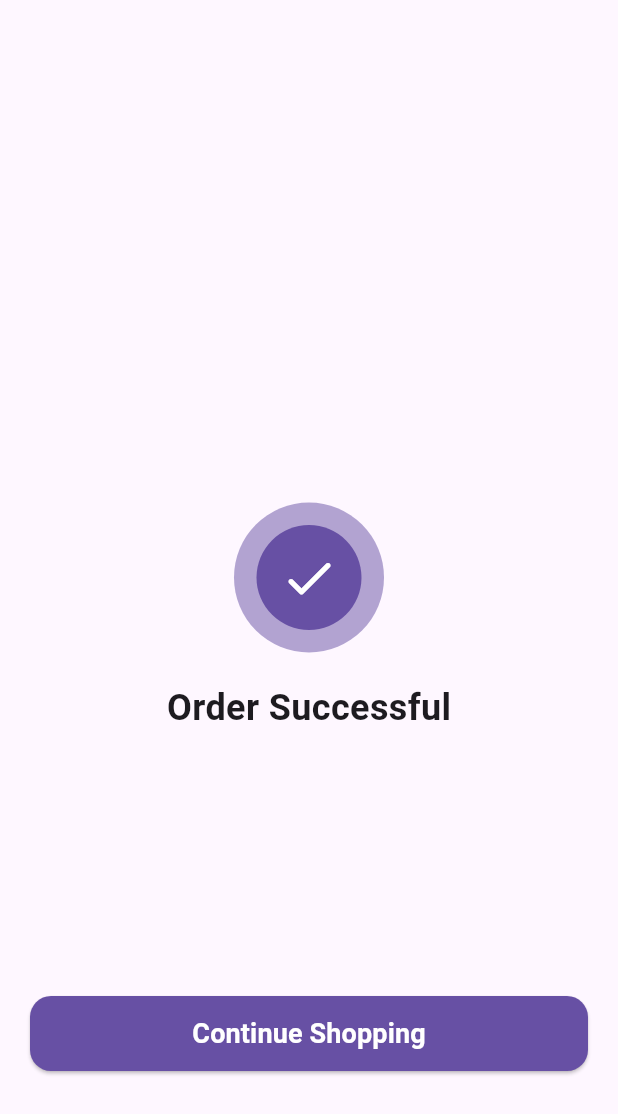
After one commit to dainavipurav/010_flutter_amazon_clone_app, a Flutter app: the OrderSuccess screen opened directly, on a phone screen of 412 x 824 dp. The commit adds this screen. Shown: the top 1114 px of the screen. Run offline on Flutter 3.47's test engine with Material 3 defaults, Android fonts, the light colour scheme and no system bars; our stand-ins replace cloud_firestore, firebase_auth, firebase_core, firebase_storage, flutter_svg, get and 1 more; accounts and stored records are empty.

Commit message:
feat : (Confirmation order) 1. Commons added 2. string added 3. class added for static data storage 4. models added 5. code modified for static details 6. Order confirmation screen and controllers added 7. Order success screen added

```diff
--- a/lib/core/string_constants.dart
+++ b/lib/core/string_constants.dart
@@ -15,6 +15,7 @@ const String favoriteListDocumentKey = 'favorite_list';
 const String cartProductsCollectionKey = 'cart_products';
 const String cartListDocumentKey = 'cart_list';
 const String userAddressCollectionKey = 'address';
+const String ordersCollectionKey = 'orders';
 
 const String signUpSuccesMsg =
     'Successfully created account. A verification email has been sent to registered email. $verifyEmailMsg';
@@ -106,3 +107,10 @@ const String createPassword = 'Create Password';
 const String passwordMatchValidation = 'Password doesn\'t match.';
 const String confirmPassword = 'Confirm Password';
 const String alreadyHaveAccount = 'Already have an account? ';
+const String orderConfirmation = 'Order Confirmation';
+const String proceedToBuy = 'Proceed to Buy';
+const String shippingDetails = 'Shipping Details';
+const String total = 'Total';
+const String confirmOrder = 'Confirm Order';
+const String edit = 'Edit';
+const String continueShopping = 'Continue Shopping';
--- /dev/null
+++ b/lib/models/order.dart
@@ -0,0 +1,32 @@
+import 'package:amazon/core/enums.dart';
+import 'package:json_annotation/json_annotation.dart';
+
+import 'ordered_product.dart';
+
+part 'order.g.dart';
+
+@JsonSerializable(explicitToJson: true)
+class Order {
+  List<OrderedProduct>? products;
+
+  @JsonKey(name: 'address_id')
+  String? addressId;
+
+  @JsonKey(name: 'payment_type')
+  PaymentType? paymentType;
+
+  @JsonKey(name: 'order_amount')
+  String? orderAmount;
+
+  Order({
+    this.products,
+    this.addressId,
+    this.paymentType,
+    this.orderAmount,
+  });
+
+  factory Order.fromJson(Map<String, dynamic> json) => _$OrderFromJson(json);
+
+  /// Connect the generated [_$OrdersToJson] function to the `toJson` method.
+  Map<String, dynamic> toJson() => _$OrderToJson(this);
+}
--- /dev/null
+++ b/lib/models/ordered_product.dart
@@ -0,0 +1,21 @@
+import 'package:amazon/models/product.dart';
+import 'package:json_annotation/json_annotation.dart';
+part 'ordered_product.g.dart';
+
+@JsonSerializable(explicitToJson: true)
+class OrderedProduct {
+  Product? product;
+
+  int? quantity;
+
+  OrderedProduct({
+    this.product,
+    this.quantity,
+  });
+
+  factory OrderedProduct.fromJson(Map<String, dynamic> json) =>
+      _$OrderedProductFromJson(json);
+
+  /// Connect the generated [_$OrderedProductsToJson] function to the `toJson` method.
+  Map<String, dynamic> toJson() => _$OrderedProductToJson(this);
+}
--- /dev/null
+++ b/lib/screens/order_success/order_success.dart
@@ -0,0 +1,90 @@
+import 'package:flutter/material.dart';
+import 'package:get/get.dart';
+
+import '../../core/utils.dart';
+import '../dashboard/dashboard.dart';
+import '../dashboard/dashboard_controller.dart';
+
+class OrderSuccess extends StatelessWidget {
+  const OrderSuccess({super.key});
+
+  @override
+  Widget build(BuildContext context) {
+    return PopScope(
+      canPop: false,
+      child: Scaffold(
+        body: Padding(
+          padding: const EdgeInsets.symmetric(horizontal: 20, vertical: 10),
+          child: Stack(
+            children: [
+              Center(
+                child: Column(
+                  mainAxisAlignment: MainAxisAlignment.center,
+                  crossAxisAlignment: CrossAxisAlignment.center,
+                  mainAxisSize: MainAxisSize.min,
+                  children: [
+                    CircleAvatar(
+                      radius: 50,
+                      backgroundColor: Theme.of(context)
+                          .colorScheme
+                          .primary
+                          .withOpacity(0.5),
+                      child: CircleAvatar(
+                        radius: 35,
+                        backgroundColor: Theme.of(context).colorScheme.primary,
+                        child: const Icon(
+                          Icons.check_rounded,
+                          color: Colors.white,
+                          size: 40,
+                        ),
+                      ),
+                    ),
+                    const SizedBox(height: 20),
+                    const Text(
+                      'Order Successful',
+                      style:
+                          TextStyle(fontSize: 24, fontWeight: FontWeight.w600),
+                    )
+                  ],
+                ),
+              ),
+              Positioned(
+                bottom: 100,
+                right: 0,
+                left: 0,
+                child: SizedBox(
+                  height: 50,
+                  child: ElevatedButton(
+                    onPressed: () async {
+                      await Get.delete<DashboardController>();
+                      Navigator.of(context).pushAndRemoveUntil(
+                        MaterialPageRoute(
+                          builder: (context) => const Dashboard(),
+                        ),
+                        ModalRoute.withName('/'),
+                      );
+                    },
+                    style: ElevatedButton.styleFrom(
+                      backgroundColor: Theme.of(context).colorScheme.primary,
+                      foregroundColor: Colors.white,
+                      shape: RoundedRectangleBorder(
+                        borderRadius: BorderRadius.circular(14),
+                      ),
+                    ),
+                    child: const Text(
+                      continueShopping,
+                      style: TextStyle(
+                        fontWeight: FontWeight.bold,
+                        fontSize: 18,
+                      ),
+                    ),
+                  ),
+                ),
+              ),
+            ],
+          ),
+        ),
+      ),
+    );
+  }
+}
```
Also changed, not shown: lib/core/commons.dart (+13 -0 lines), lib/core/order_details.dart (added, +11 -0 lines), lib/screens/address/address_details_controller.dart (+8 -3 lines), lib/screens/cart/cart.dart (+3 -10 lines), lib/screens/cart/cart_controller.dart (+28 -0 lines), lib/screens/order_confirmation.dart/order_confirmation.dart (added, +195 -0 lines), lib/screens/order_confirmation.dart/order_confirmation_controller.dart (added, +54 -0 lines), lib/screens/payment_method/payment_method.dart (+5 -6 lines), lib/screens/payment_method/payment_method_controller.dart (+9 -25 lines), lib/models/order.g.dart (added), lib/models/ordered_product.g.dart (added).
